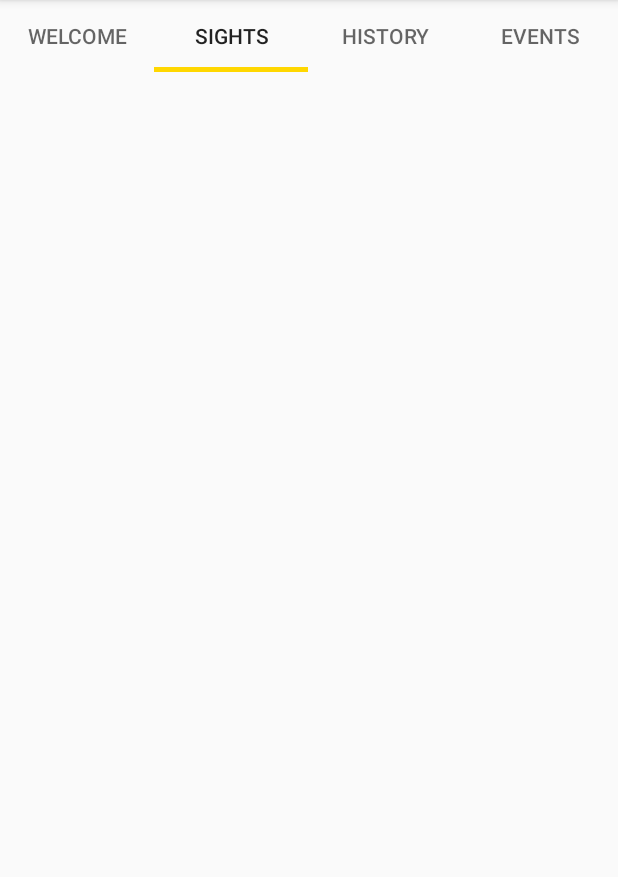
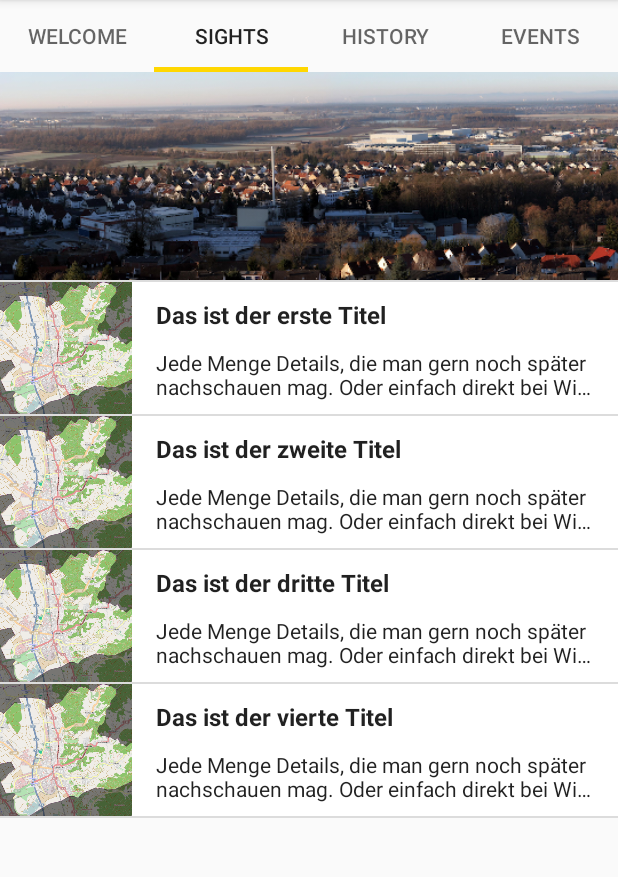
Before and after one commit to jensgreiner/TourGuidBensheim, an Android app: the screen it shows after launch (MainActivity), tab 2 chosen, on a phone screen of 412 x 824 dp, the part 84-961 px from its top. Run offline under Robolectric (Android 15) with nearby library versions, the light colour scheme and no system bars.

Commit message:
added whole mechanic to fill the attractions list and started with Sights tab list

```diff
--- /dev/null
+++ b/app/src/main/java/com/greiner_co/tourguidebensheim/Attraction.java
@@ -0,0 +1,74 @@
+package com.greiner_co.tourguidebensheim;
+
+/**
+ * Created by Jens Greiner on 16.06.17.
+ */
+
+public class Attraction {
+    /**
+     * Constant value that represents no image was provided for this attraction
+     */
+    private static final int NO_IMAGE_PROVIDED = -1;
+
+    // Attraction title
+    private final String mAttractionTitle;
+
+    // Attraction details
+    private final String mAttractionDetails;
+
+    // Attraction image as drawable resource ID
+    private int mImageResourceId = NO_IMAGE_PROVIDED;
+
+    // Constructors
+
+    /**
+     * Creates a new Attraction object
+     *
+     * @param title   is the title or name of the attraction
+     * @param details is the detailed description of the given attraction
+     */
+    public Attraction(String title, String details) {
+        mAttractionTitle = title;
+        mAttractionDetails = details;
+    }
+
+    /**
+     * Overloaded constructor to create a Attraction object with an image
+     */
+    public Attraction(String title, String details, int imageResourceId) {
+        mAttractionTitle = title;
+        mAttractionDetails = details;
+        mImageResourceId = imageResourceId;
+    }
+
+    public String getmAttractionTitle() {
+        return mAttractionTitle;
+    }
+
+    public String getmAttractionDetails() {
+        return mAttractionDetails;
+    }
+
+    public int getmImageResourceId() {
+        return mImageResourceId;
+    }
+
+    /**
+     * Returns whether or not there is an image for this word.
+     *
+     * @return true if there is an image resource id set and false, if not
+     */
+    // Public methods
+    public boolean hasImage() {
+        return mImageResourceId != NO_IMAGE_PROVIDED;
+    }
+
+    @Override
+    public String toString() {
+        return "Attraction{" +
+                "mAttractionTitle='" + mAttractionTitle + '\'' +
+                ", mAttractionDetails='" + mAttractionDetails + '\'' +
+                ", mImageResourceId=" + mImageResourceId +
+                '}';
+    }
+}
--- /dev/null
+++ b/app/src/main/java/com/greiner_co/tourguidebensheim/AttractionAdapter.java
@@ -0,0 +1,82 @@
+package com.greiner_co.tourguidebensheim;
+
+import android.content.Context;
+import android.support.annotation.NonNull;
+import android.support.annotation.Nullable;
+import android.view.LayoutInflater;
+import android.view.View;
+import android.view.ViewGroup;
+import android.widget.ArrayAdapter;
+import android.widget.ImageView;
+import android.widget.TextView;
+
+import java.util.ArrayList;
+
+/**
+ * Created by Jens Greiner on 16.06.17.
+ */
+
+public class AttractionAdapter extends ArrayAdapter<Attraction> {
+
+    /**
+     * Creates a new AttractionAdapter as a custom extension of ArrayAdapter class
+     *
+     * @param context     The current context. Used to inflate the layout file
+     * @param attractions The objects to represent in the ListView.
+     */
+    public AttractionAdapter(@NonNull Context context, ArrayList<Attraction> attractions) {
+        super(context, 0, attractions);
+    }
+
+    /**
+     * Provides a view for an AdapterView (ListView, GridView, etc.)
+     *
+     * @param position    The position in the list of data that should be displayed in the
+     *                    list item view.
+     * @param convertView The recycled view to populate.
+     * @param parent      The parent ViewGroup that is used for inflation.
+     * @return The View for the position in the AdapterView.
+     */
+    @NonNull
+    @Override
+    public View getView(int position, @Nullable View convertView, @NonNull ViewGroup parent) {
+        // Check if the existing view is being reused, otherwise inflate the view
+        // View could be null when the Activity is called first time
+        View listItemView = convertView;
+        if (listItemView == null) {
+            listItemView = LayoutInflater.from(getContext()).inflate(
+                    R.layout.attraction_list_item, parent, false);
+        }
+
+        // Get the {@link Attraction} object located at this position in the list
+        Attraction currentAttraction = getItem(position);
+
+        // Find the TextView in the attraction_list_item.xml layout with the ID attraction_text_view_title
+        TextView titleTextView = (TextView) listItemView.findViewById(R.id.attraction_text_view_title);
+        // Get the attraction title from the current Attraction object and
+        // set this text on the name TextView
+        if (currentAttraction != null) {
+            titleTextView.setText(currentAttraction.getmAttractionTitle());
+        }
+
+        // Find the TextView in the attraction_list_item.xml named ... and set the text
+        TextView detailTextView = (TextView) listItemView.findViewById(R.id.attraction_text_view_detail);
+        if (currentAttraction != null) {
+            detailTextView.setText(currentAttraction.getmAttractionDetails());
+        }
+
+        ImageView imageView = (ImageView) listItemView.findViewById(R.id.image);
+        if (currentAttraction != null) {
+            // Check if an image id is provided or not
+            if (currentAttraction.hasImage()) {
+                imageView.setVisibility(View.VISIBLE);
+                imageView.setImageResource(currentAttraction.getmImageResourceId());
+            } else {
+                // No image id given so make image invisible/gone
+                imageView.setVisibility(View.GONE);
+            }
+        }
+
+        return listItemView;
+    }
+}
--- a/app/src/main/java/com/greiner_co/tourguidebensheim/CopyrightsPopup.java
+++ b/app/src/main/java/com/greiner_co/tourguidebensheim/CopyrightsPopup.java
@@ -42,7 +42,7 @@ public class CopyrightsPopup extends Activity {
     protected void onCreate(@Nullable Bundle savedInstanceState) {
         super.onCreate(savedInstanceState);
 
-        setContentView(R.layout.activity_copyright_popup);
+        setContentView(R.layout.copyright_list);
 
         // Make the activity smaller than the devices screen
         DisplayMetrics dm = new DisplayMetrics();
--- a/app/src/main/java/com/greiner_co/tourguidebensheim/SightsFragment.java
+++ b/app/src/main/java/com/greiner_co/tourguidebensheim/SightsFragment.java
@@ -9,6 +9,8 @@ import android.view.View;
 import android.view.ViewGroup;
 import android.widget.ImageView;
 import android.widget.ListView;
+
+import java.util.ArrayList;
 
 /**
  * A simple {@link Fragment} subclass.
@@ -33,20 +35,36 @@ public class SightsFragment extends Fragment {
         // Get the current context and store it for later use
         currentContext = getActivity().getApplicationContext();
 
-        ImageView imageHeader = new ImageView(currentContext);
+        // Find the {@link ListView} object in the view hierarchy of the {@link Activity}.
+        // There should be a {@link ListView} with the view ID called list, which is declared in the
+        // attraction_list.xml file.
+        ListView listView = (ListView) rootView.findViewById(R.id.list);
+
+        View headerView = LayoutInflater.from(currentContext).inflate(R.layout.header_view, null);
+        ImageView imageHeader = (ImageView) headerView.findViewById(R.id.fragment_list_view_header);
         imageHeader.setImageResource(R.drawable.bensheim_panorama_01_2);
         String imageContentDescription = getResources().getString(R.string.image_header_sights);
         imageHeader.setContentDescription(imageContentDescription);
 
+        listView.addHeaderView(headerView);
 
-        // Find the {@link ListView} object in the view hierarchy of the {@link Activity}.
-        // There should be a {@link ListView} with the view ID called list, which is declared in the
-        // word_list.xml file.
-        ListView listView = (ListView) rootView.findViewById(R.id.list);
+        // Initialize Attraction ArrayList
+        final ArrayList<Attraction> attractions = new ArrayList<>();
 
+        // Create a list of attractions
+        attractions.add(new Attraction("Das ist der erste Titel", "Jede Menge Details, die man gern noch später nachschauen mag. Oder einfach direkt bei Wikipedia nachschlägt.", R.drawable.bensheim_map));
+        attractions.add(new Attraction("Das ist der zweite Titel", "Jede Menge Details, die man gern noch später nachschauen mag. Oder einfach direkt bei Wikipedia nachschlägt.", R.drawable.bensheim_map));
+        attractions.add(new Attraction("Das ist der dritte Titel", "Jede Menge Details, die man gern noch später nachschauen mag. Oder einfach direkt bei Wikipedia nachschlägt.", R.drawable.bensheim_map));
+        attractions.add(new Attraction("Das ist der vierte Titel", "Jede Menge Details, die man gern noch später nachschauen mag. Oder einfach direkt bei Wikipedia nachschlägt.", R.drawable.bensheim_map));
 
-        listView.addHeaderView(imageHeader);
+        // Create an {@link ArrayAdapter}, whose data source is a list of Strings.
+        AttractionAdapter itemsAdapter = new AttractionAdapter(getActivity(), attractions);
 
+        // Make the {@link ListView} use the {@link ArrayAdapter} we created above, so that the
+        // {@link ListView} will display list items for each word in the list of attractions.
+        // Do this by calling the setAdapter method on the {@link ListView} object and pass in
+        // 1 argument, which is the {@link ArrayAdapter} with the variable name itemsAdapter.
+        listView.setAdapter(itemsAdapter);
 
         return rootView;
     }
--- /dev/null
+++ b/app/src/main/res/layout/attraction_list.xml
@@ -0,0 +1,9 @@
+<?xml version="1.0" encoding="utf-8"?>
+<ListView xmlns:android="http://schemas.android.com/apk/res/android"
+    android:id="@+id/attraction_list"
+    android:layout_width="match_parent"
+    android:layout_height="match_parent"
+    android:drawSelectorOnTop="true"
+    android:orientation="vertical">
+
+</ListView>
--- /dev/null
+++ b/app/src/main/res/layout/attraction_list_item.xml
@@ -0,0 +1,54 @@
+<?xml version="1.0" encoding="utf-8"?>
+<RelativeLayout xmlns:android="http://schemas.android.com/apk/res/android"
+    xmlns:tools="http://schemas.android.com/tools"
+    android:layout_width="match_parent"
+    android:layout_height="@dimen/list_item_height"
+    android:background="@android:color/white"
+    android:minHeight="@dimen/list_item_height">
+
+    <ImageView
+        android:id="@+id/image"
+        android:layout_width="@dimen/list_item_height"
+        android:layout_height="match_parent"
+        android:contentDescription="@string/image_attraction_description"
+        android:scaleType="centerCrop" />
+
+    <LinearLayout
+        android:id="@+id/text_container"
+        android:layout_width="match_parent"
+        android:layout_height="@dimen/list_item_height"
+        android:layout_alignParentBottom="true"
+        android:layout_alignParentEnd="true"
+        android:layout_alignParentTop="true"
+        android:layout_toEndOf="@id/image"
+        android:orientation="vertical"
+        android:paddingEnd="@dimen/list_item_text_container_padding_left"
+        android:paddingStart="@dimen/list_item_text_container_padding_left"
+        tools:ignore="RtlSymmetry">
+
+        <TextView
+            android:id="@+id/attraction_text_view_title"
+            android:layout_width="match_parent"
+            android:layout_height="0dp"
+            android:layout_weight="1"
+            android:ellipsize="end"
+            android:gravity="center_vertical"
+            android:lines="1"
+            android:textAppearance="?android:textAppearanceListItem"
+            android:textStyle="bold"
+            tools:text="Attraction" />
+
+        <TextView
+            android:id="@+id/attraction_text_view_detail"
+            android:layout_width="match_parent"
+            android:layout_height="0dp"
+            android:layout_weight="1"
+            android:ellipsize="end"
+            android:gravity="top"
+            android:maxLines="2"
+            android:textAppearance="?android:textAppearanceListItemSecondary"
+            tools:targetApi="lollipop"
+            tools:text="Detailed description..." />
+    </LinearLayout>
+
+</RelativeLayout>
--- /dev/null
+++ b/app/src/main/res/layout/copyright_list.xml
@@ -0,0 +1,8 @@
+<?xml version="1.0" encoding="utf-8"?>
+<ListView xmlns:android="http://schemas.android.com/apk/res/android"
+    android:id="@+id/copyright_list"
+    android:layout_width="match_parent"
+    android:layout_height="match_parent"
+    android:orientation="vertical">
+
+</ListView>
--- a/app/src/main/res/layout/activity_copyright_popup.xml
+++ b/app/src/main/res/layout/copyright_list_item.xml
@@ -1,6 +1,6 @@
 <?xml version="1.0" encoding="utf-8"?>
-<ListView xmlns:android="http://schemas.android.com/apk/res/android"
+<RelativeLayout xmlns:android="http://schemas.android.com/apk/res/android"
     android:layout_width="match_parent"
     android:layout_height="match_parent">
 
-</ListView>
+</RelativeLayout>
--- /dev/null
+++ b/app/src/main/res/layout/header_view.xml
@@ -0,0 +1,14 @@
+<?xml version="1.0" encoding="utf-8"?>
+<LinearLayout xmlns:android="http://schemas.android.com/apk/res/android"
+    android:layout_width="match_parent"
+    android:layout_height="wrap_content"
+    android:orientation="vertical">
+
+    <ImageView
+        android:id="@+id/fragment_list_view_header"
+        android:layout_width="match_parent"
+        android:layout_height="wrap_content"
+        android:adjustViewBounds="true"
+        android:scaleType="fitXY" />
+
+</LinearLayout>
--- a/app/src/main/res/values/dimens.xml
+++ b/app/src/main/res/values/dimens.xml
@@ -16,4 +16,6 @@
     <dimen name="image_padding">8dp</dimen>
     <dimen name="image_padding_2x">16dp</dimen>
     <dimen name="toolbar_elevation">4dp</dimen>
+    <dimen name="list_item_height">88dp</dimen>
+    <dimen name="list_item_text_container_padding_left">16dp</dimen>
 </resources>
--- a/app/src/main/res/values/strings.xml
+++ b/app/src/main/res/values/strings.xml
@@ -19,4 +19,5 @@
     <string name="fragment_welcome_text_view_normal_climate">Bensheim is especially well known, like other places along the Bergstraße as well, for its particularly mild and sunny climate with roughly 2,000 hours of sunshine yearly and Germany’s earliest onset of spring. Under the Odenwald’s protection, kiwifruit, almonds, figs and peaches thrive here, giving the Bergstraße the nickname “Germany’s Riviera”.\n\nThe town of Bensheim fosters almond tree cultivation, to name one example, in people’s front gardens. Each year in Bensheim, there is even a Blütenkönigin (“Blossom Queen”). She is put forth every year by the Bensheim Automobile Club and for decades has been Bensheim’s hallmark both within the country and abroad.</string>
     <string name="image_almond_trees">image blossoming almond trees</string>
     <string name="menu_item_copyrights_content">Copyrights content</string>
+    <string name="image_attraction_description">placeholder</string>
 </resources>
```
Also changed, not shown: 1 other file.
